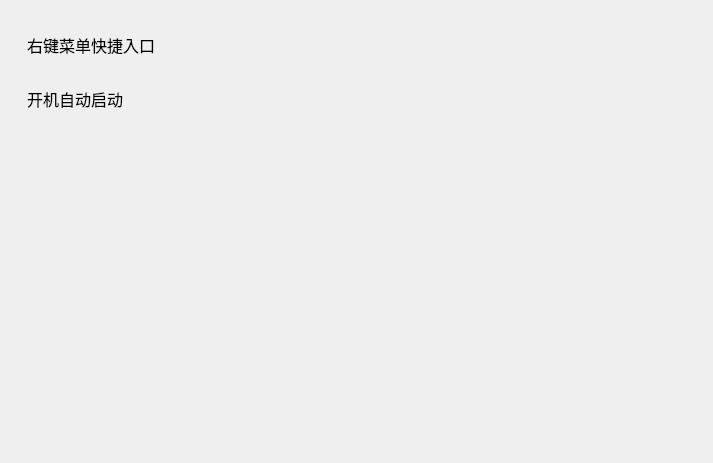
Qt form windows/mainwindow_child/settingpage/settingpage.ui (Zao-chen/ZcVersionBox) before a commit.
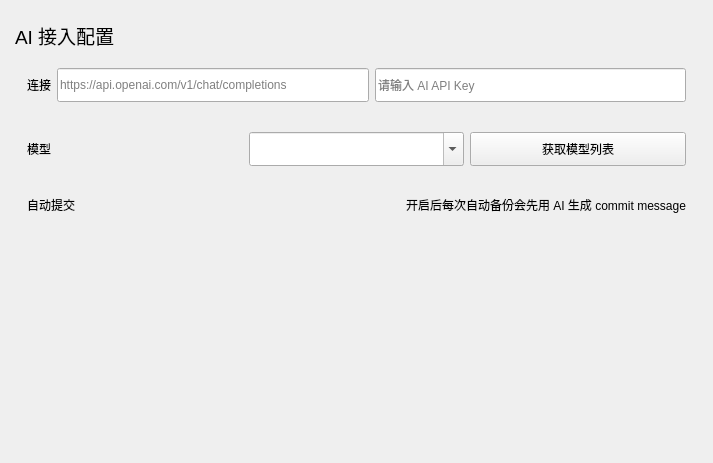
The same form after that commit. The open tabs and pages were chosen to show the change. Custom widgets are drawn as their Qt base class.

Commit message:
feat: Integrate AI commit message generation and settings
- Added AiProvider class for handling AI interactions.
- Implemented AiCommitMessageHelper for generating commit messages using AI.
- Introduced settings for AI configuration including Base URL, API Key, and Model selection.
- Added toggle for enabling/disabling automatic AI commit messages.
- Enhanced backup functionality to utilize AI-generated commit messages.
- Updated UI to include AI configuration options and improved layout for settings.
- Refactored code for better organization and readability.

```diff
--- a/windows/mainwindow_child/settingpage/settingpage.ui
+++ b/windows/mainwindow_child/settingpage/settingpage.ui
@@ -30,6 +30,25 @@
     <widget class="ElaBreadcrumbBar" name="widget_BreadcrumbBar" native="true"/>
    </item>
    <item>
+    <widget class="ZcStackedWidget" name="stackedWidget">
+     <property name="currentIndex">
+      <number>0</number>
+     </property>
+     <widget class="QWidget" name="page_Main">
+      <layout class="QVBoxLayout" name="page_MainLayout">
+       <property name="leftMargin">
+        <number>0</number>
+       </property>
+       <property name="topMargin">
+        <number>0</number>
+       </property>
+       <property name="rightMargin">
+        <number>0</number>
+       </property>
+       <property name="bottomMargin">
+        <number>0</number>
+       </property>
+       <item>
     <widget class="ElaScrollPageArea" name="widget" native="true">
      <layout class="QHBoxLayout" name="horizontalLayout">
       <property name="leftMargin">
@@ -110,6 +129,197 @@
    </item>
   </layout>
  </widget>
+     <widget class="QWidget" name="page_Ai">
+      <layout class="QVBoxLayout" name="page_AiLayout">
+       <property name="leftMargin">
+        <number>0</number>
+       </property>
+       <property name="topMargin">
+        <number>0</number>
+       </property>
+       <property name="rightMargin">
+        <number>0</number>
+       </property>
+       <property name="bottomMargin">
+        <number>0</number>
+       </property>
+       <item>
+        <widget class="ElaText" name="label_AiTitle">
+         <property name="font">
+          <font>
+           <pointsize>14</pointsize>
+          </font>
+         </property>
+         <property name="text">
+          <string>AI 接入配置</string>
+         </property>
+        </widget>
+       </item>
+       <item>
+        <widget class="ElaScrollPageArea" name="widget_AiConnection" native="true">
+         <layout class="QHBoxLayout" name="horizontalLayout_AiConnection">
+          <property name="leftMargin">
+           <number>12</number>
+          </property>
+          <property name="topMargin">
+           <number>12</number>
+          </property>
+          <property name="rightMargin">
+           <number>12</number>
+          </property>
+          <property name="bottomMargin">
+           <number>12</number>
+          </property>
+          <item>
+           <widget class="ElaText" name="label_AiConnection">
+            <property name="text">
+             <string>连接</string>
+            </property>
+           </widget>
+          </item>
+          <item>
+           <widget class="ElaLineEdit" name="lineEdit_AiBaseUrl">
+            <property name="minimumSize">
+             <size>
+              <width>0</width>
+              <height>34</height>
+             </size>
+            </property>
+            <property name="clearButtonEnabled">
+             <bool>true</bool>
+            </property>
+            <property name="placeholderText">
+             <string>https://api.openai.com/v1/chat/completions</string>
+            </property>
+           </widget>
+          </item>
+          <item>
+           <widget class="ElaLineEdit" name="lineEdit_AiApiKey">
+            <property name="minimumSize">
+             <size>
+              <width>0</width>
+              <height>34</height>
+             </size>
+            </property>
+            <property name="clearButtonEnabled">
+             <bool>true</bool>
+            </property>
+            <property name="placeholderText">
+             <string>请输入 AI API Key</string>
+            </property>
+            <property name="echoMode">
+             <enum>QLineEdit::Password</enum>
+            </property>
+           </widget>
+          </item>
+         </layout>
+        </widget>
+       </item>
+       <item>
+        <widget class="ElaScrollPageArea" name="widget_AiModel" native="true">
+         <layout class="QHBoxLayout" name="horizontalLayout_AiModel">
+          <property name="leftMargin">
+           <number>12</number>
+          </property>
+          <property name="topMargin">
+           <number>12</number>
+          </property>
+          <property name="rightMargin">
+           <number>12</number>
+          </property>
+          <property name="bottomMargin">
+           <number>12</number>
+          </property>
+          <item>
+           <widget class="ElaText" name="label_AiModel">
+            <property name="text">
+             <string>模型</string>
+            </property>
+           </widget>
+          </item>
+          <item>
+           <widget class="ElaComboBox" name="comboBox_AiModel">
+            <property name="minimumSize">
+             <size>
+              <width>0</width>
+              <height>34</height>
+             </size>
+            </property>
+            <property name="editable">
+             <bool>true</bool>
+            </property>
+           </widget>
+          </item>
+          <item>
+           <widget class="ElaPushButton" name="pushButton_FetchAiModels">
+            <property name="minimumSize">
+             <size>
+              <width>0</width>
+              <height>34</height>
+             </size>
+            </property>
+            <property name="text">
+             <string>获取模型列表</string>
+            </property>
+           </widget>
+          </item>
+         </layout>
+        </widget>
+       </item>
+       <item>
+        <widget class="ElaScrollPageArea" name="widget_AiAutoCommit" native="true">
+         <layout class="QHBoxLayout" name="horizontalLayout_AiAutoCommit">
+          <property name="leftMargin">
+           <number>12</number>
+          </property>
+          <property name="topMargin">
+           <number>12</number>
+          </property>
+          <property name="rightMargin">
+           <number>12</number>
+          </property>
+          <property name="bottomMargin">
+           <number>12</number>
+          </property>
+          <item>
+           <widget class="ElaText" name="label_AiAutoCommit">
+            <property name="text">
+             <string>自动提交</string>
+            </property>
+           </widget>
+          </item>
+          <item>
+           <widget class="ElaToggleSwitch" name="toggleSwitch_AiAutoCommit" native="true"/>
+          </item>
+          <item>
+           <widget class="ElaText" name="label_AiAutoCommitDesc">
+            <property name="text">
+             <string>开启后每次自动备份会先用 AI 生成 commit message</string>
+            </property>
+           </widget>
+          </item>
+         </layout>
+        </widget>
+       </item>
+       <item>
+        <spacer name="verticalSpacer_AiPage">
+         <property name="orientation">
+          <enum>Qt::Vertical</enum>
+         </property>
+         <property name="sizeHint" stdset="0">
+          <size>
+           <width>20</width>
+           <height>40</height>
+          </size>
+         </property>
+        </spacer>
+       </item>
+      </layout>
+     </widget>
+    </widget>
+   </item>
+  </layout>
+ </widget>
  <customwidgets>
   <customwidget>
    <class>ElaBreadcrumbBar</class>
@@ -128,12 +338,33 @@
    <header location="global">elascrollpagearea.h</header>
    <container>1</container>
   </customwidget>
+    <customwidget>
+     <class>ElaPushButton</class>
+     <extends>QPushButton</extends>
+     <header location="global">elapushbutton.h</header>
+    </customwidget>
   <customwidget>
    <class>ElaToggleSwitch</class>
    <extends>QWidget</extends>
    <header location="global">elatoggleswitch.h</header>
    <container>1</container>
   </customwidget>
+  <customwidget>
+   <class>ElaLineEdit</class>
+   <extends>QLineEdit</extends>
+   <header location="global">elalineedit.h</header>
+  </customwidget>
+  <customwidget>
+   <class>ElaComboBox</class>
+   <extends>QComboBox</extends>
+   <header location="global">elacombobox.h</header>
+  </customwidget>
+    <customwidget>
+     <class>ZcStackedWidget</class>
+     <extends>QStackedWidget</extends>
+     <header location="global">zcstackedwidget.h</header>
+     <container>1</container>
+    </customwidget>
  </customwidgets>
  <resources/>
  <connections/>
```
Left out of the diff: 37 changed lines with no effect on the pictures. Lines whose indentation alone changed are shown as unchanged. The commit also changes 11 other files.
